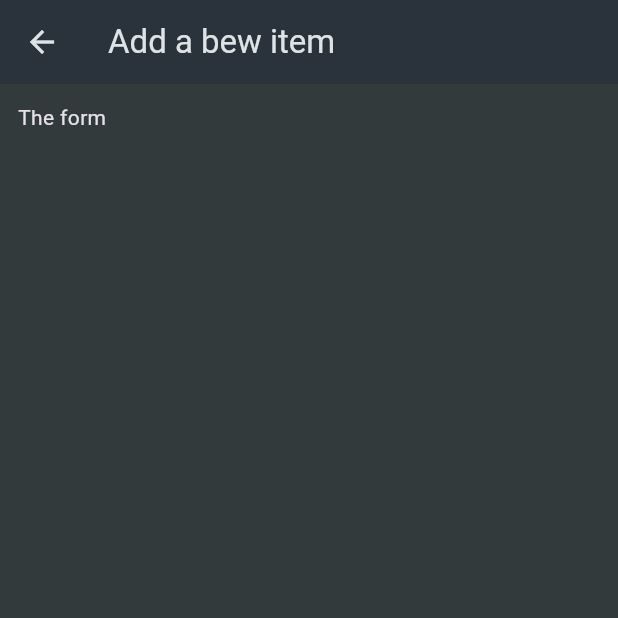
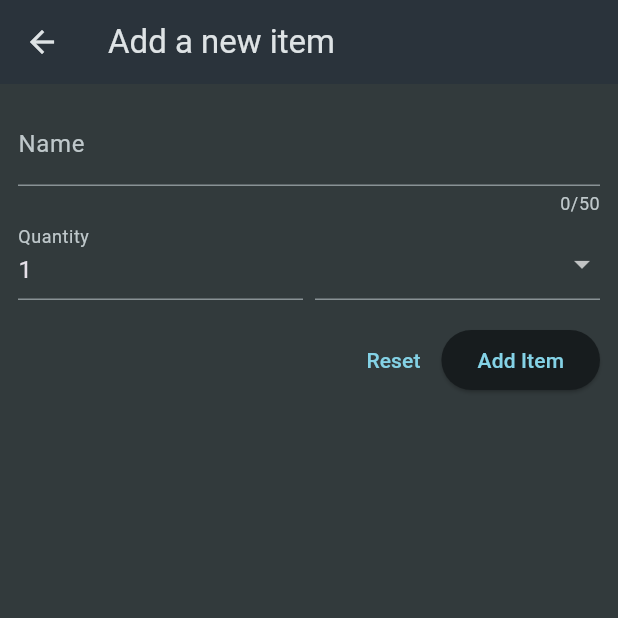
Before and after one commit to william-kung/shopping_list, a Flutter app: the NewItem screen opened directly, on a phone screen of 412 x 824 dp, the top half of it. Run offline on Flutter 3.47's test engine with Material 3 defaults, Android fonts, the phone set to English and light mode, and no system bars.

Commit message:
add item form ui, buttons yet to work

```diff
--- a/lib/widgets/new_item.dart
+++ b/lib/widgets/new_item.dart
@@ -1,4 +1,5 @@
 import 'package:flutter/material.dart';
+import 'package:shopping_list/data/categories.dart';
 
 class NewItem extends StatefulWidget{
   const NewItem ({super.key});
@@ -16,11 +17,69 @@ class _NewItemState extends State<NewItem>{
   Widget build(BuildContext context) {
     return Scaffold(
       appBar: AppBar(
-        title: const Text('Add a bew item')
+        title: const Text('Add a new item')
       ),
       body: Padding(
         padding: const EdgeInsets.all(12),
-        child: Text('The form'),
+        child: Form(
+          child: Column(
+            children: [
+              TextFormField(
+                maxLength: 50,
+                decoration: const InputDecoration(
+                  label: Text('Name'),
+                ),
+                validator: (value) {
+                  return 'Demo...';
+                },
+              ),
+              Row(
+                crossAxisAlignment: CrossAxisAlignment.end,
+                children: [
+                  Expanded(
+                    child: TextFormField(
+                      decoration: const InputDecoration(
+                        label: Text('Quantity'),
+                      ),
+                      initialValue: '1',
+                    ),
+                  ),
+                  const SizedBox(width: 8),
+                  Expanded(
+                    child: DropdownButtonFormField(
+                      items: [
+                        for (final category in categories.entries)
+                        DropdownMenuItem(
+                          value: category.value,  //can also be category.key
+                          child: Row(
+                            children: [
+                              Container(
+                              width: 16,
+                              height: 16,
+                              color: category.value.color,   //value is the value of the key: value pair in entries.
+                            ),
+                            const SizedBox(width: 6),
+                            Text(category.value.title),
+                            ],
+                          ),
+                        ),
+                      ],
+                      onChanged: (value){},
+                    ),
+                  ),
+                ],
+              ),
+              const SizedBox(height: 16),
+              Row(
+                mainAxisAlignment: MainAxisAlignment.end,
+                children: [
+                  TextButton(onPressed: (){}, child: const Text('Reset'),),
+                  ElevatedButton(onPressed: (){}, child: const Text('Add Item'),),
+                ],
+              ),
+            ],
+          )
+        ),
       ),
     );
   }
```
